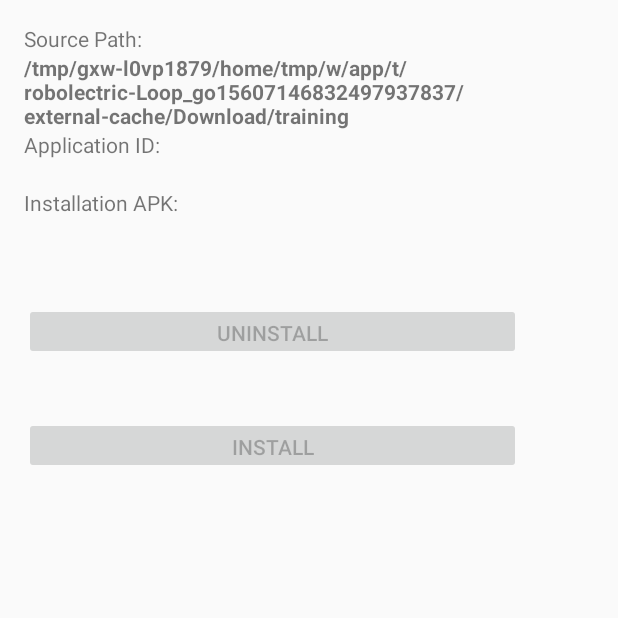
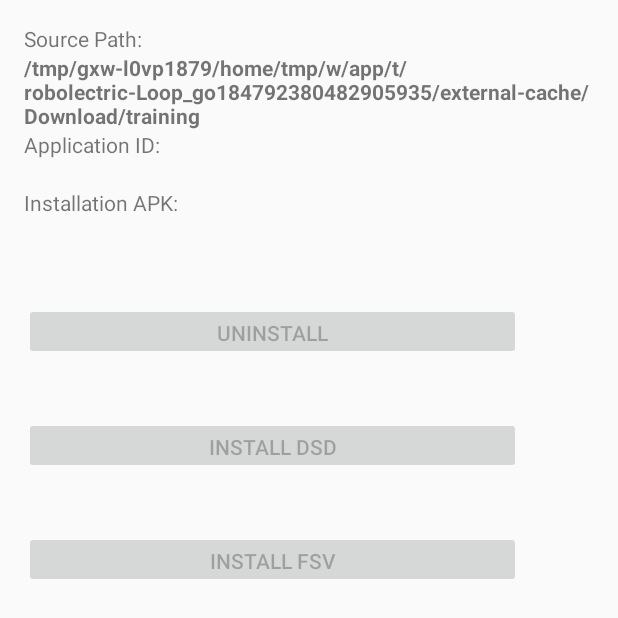
Before and after one commit to thilosuelberg/TrainingInstaller, an Android app: the screen it shows after launch (MainActivity), on a phone screen of 412 x 824 dp. Shown: the top 618 px of the screen. Run offline under Robolectric (Android 15) with nearby library versions, the phone set to English and light mode, and no system bars; 2 statements that could not run were skipped.

Commit message:
Rev 1: Added DSD/FSV subdirectories

```diff
--- a/app/src/main/java/com/cona/traininginstaller/MainActivity.java
+++ b/app/src/main/java/com/cona/traininginstaller/MainActivity.java
@@ -7,6 +7,7 @@ import android.content.pm.PackageManager;
 import android.net.Uri;
 import android.os.Bundle;
 import android.os.Environment;
+import android.support.annotation.BoolRes;
 import android.support.v4.app.ActivityCompat;
 import android.util.Log;
 import android.view.View;
@@ -35,28 +36,46 @@ public class MainActivity extends Activity {
     private static final String masterFile = "data_V15MD.db";
     private static final String sourceDir = "Download/training";
     private static final String targetDir = "MovilizerDBImport";
+    private static final String dsdDir = "dsd";
+    private static final String fsvDir = "fsv";
 
     private static String appId, apkFile;
 
-    Button installButton, uninstallButton;
-    TextView textView1, textView2, textView3;
+    Button installDSDButton, installFSVButton, uninstallButton;
+    TextView textView1, textView2, textView3, textView4;
 
     @Override
     protected void onCreate(Bundle savedInstanceState) {
         super.onCreate(savedInstanceState);
         setContentView(R.layout.activity_main);
 
-        installButton = (Button) findViewById(R.id.button_install);
+        installDSDButton = (Button) findViewById(R.id.button_install_dsd);
+        installFSVButton = (Button) findViewById(R.id.button_install_fsv);
         uninstallButton = (Button) findViewById(R.id.button_uninstall);
         textView1 = (TextView) findViewById(R.id.textView1);
         textView2 = (TextView) findViewById(R.id.textView2);
         textView3 = (TextView) findViewById(R.id.textView3);
+        textView4 = (TextView) findViewById(R.id.textView4);
 
-        installButton.setOnClickListener( new View.OnClickListener() {
+        installDSDButton.setOnClickListener( new View.OnClickListener() {
             @Override
             public void onClick(View v) {
                 read_config();
-                copyFiles();
+                copyFiles(dsdDir);
+
+                File file = new File(apkFile);
+                Intent intent = new Intent(Intent.ACTION_VIEW);
+                intent.setDataAndType(Uri.fromFile(file), "application/vnd.android.package-archive");
+                startActivity(intent);
+
+            }
+        });
+
+        installFSVButton.setOnClickListener( new View.OnClickListener() {
+            @Override
+            public void onClick(View v) {
+                read_config();
+                copyFiles(fsvDir);
 
                 File file = new File(apkFile);
                 Intent intent = new Intent(Intent.ACTION_VIEW);
@@ -76,12 +95,15 @@ public class MainActivity extends Activity {
             }
         });
 
-        verifyStoragePermissions(this);
-        read_config();
-
-        if (appId.length() > 0 && apkFile.length() > 0) {
-            installButton.setEnabled(true);
-            uninstallButton.setEnabled(true);
+        if (verifyStoragePermissions(this)) {
+            read_config();
+            if (appId.length() > 0 && apkFile.length() > 0) {
+                installDSDButton.setEnabled(true);
+                installFSVButton.setEnabled(true);
+                uninstallButton.setEnabled(true);
+            }
+        } else {
+            textView4.setText("please grant requested permissions and restart app");
         }
     }
 
@@ -119,7 +141,7 @@ public class MainActivity extends Activity {
         textView3.setText(apkFile);
     }
 
-    private void copyFiles() {
+    private void copyFiles(String sourcePathExt) {
         String sourceFilePath, targetFilePath;
         File targetDirF = new File(Environment.getExternalStorageDirectory().getPath() + "/" + targetDir);
         if (!targetDirF.exists()) {
@@ -131,11 +153,11 @@ public class MainActivity extends Activity {
                 return;
             }
         }
-        sourceFilePath = Environment.getExternalStorageDirectory().getPath() + "/" + sourceDir + "/" + transFile;
+        sourceFilePath = Environment.getExternalStorageDirectory().getPath() + "/" + sourceDir + "/" + sourcePathExt + "/" + transFile;
         targetFilePath = Environment.getExternalStorageDirectory().getPath() + "/" + targetDir + "/" + transFile;
         File sourceFile1 = new File(sourceFilePath);
         File targetFile1 = new File(targetFilePath);
-        sourceFilePath = Environment.getExternalStorageDirectory().getPath() + "/" + sourceDir + "/" + masterFile;
+        sourceFilePath = Environment.getExternalStorageDirectory().getPath() + "/" + sourceDir + "/" + sourcePathExt + "/" + masterFile;
         targetFilePath = Environment.getExternalStorageDirectory().getPath() + "/" + targetDir + "/" + masterFile;
         File sourceFile2 = new File(sourceFilePath);
         File targetFile2 = new File(targetFilePath);
@@ -147,15 +169,18 @@ public class MainActivity extends Activity {
         }
     }
 
-    public static void verifyStoragePermissions(Activity activity) {
+    public static boolean verifyStoragePermissions(Activity activity) {
+        boolean ret = true;
         int permission = ActivityCompat.checkSelfPermission(activity, Manifest.permission.WRITE_EXTERNAL_STORAGE);
         if (permission != PackageManager.PERMISSION_GRANTED) {
+            ret = false;
             ActivityCompat.requestPermissions(
                     activity,
                     PERMISSIONS_STORAGE,
                     REQUEST_EXTERNAL_STORAGE
             );
         }
+        return ret;
     }
 
     public static void copyFile(File sourceFile, File destFile) throws IOException {
--- a/app/src/main/res/layout/activity_main.xml
+++ b/app/src/main/res/layout/activity_main.xml
@@ -69,10 +69,30 @@
         android:layout_height="38dp" />
 
     <Button
-        android:id="@+id/button_install"
+        android:id="@+id/button_install_dsd"
         android:layout_width="331dp"
         android:layout_height="38dp"
-        android:text="Install"
+        android:text="Install DSD"
         android:enabled="false" />
 
+    <Space
+        android:layout_width="match_parent"
+        android:layout_height="38dp" />
+
+    <Button
+        android:id="@+id/button_install_fsv"
+        android:layout_width="331dp"
+        android:layout_height="38dp"
+        android:text="Install FSV"
+        android:enabled="false" />
+
+    <Space
+        android:layout_width="match_parent"
+        android:layout_height="38dp" />
+
+    <TextView
+        android:id="@+id/textView4"
+        android:layout_width="wrap_content"
+        android:layout_height="wrap_content"
+        android:textStyle="bold" />
 </LinearLayout>
```
